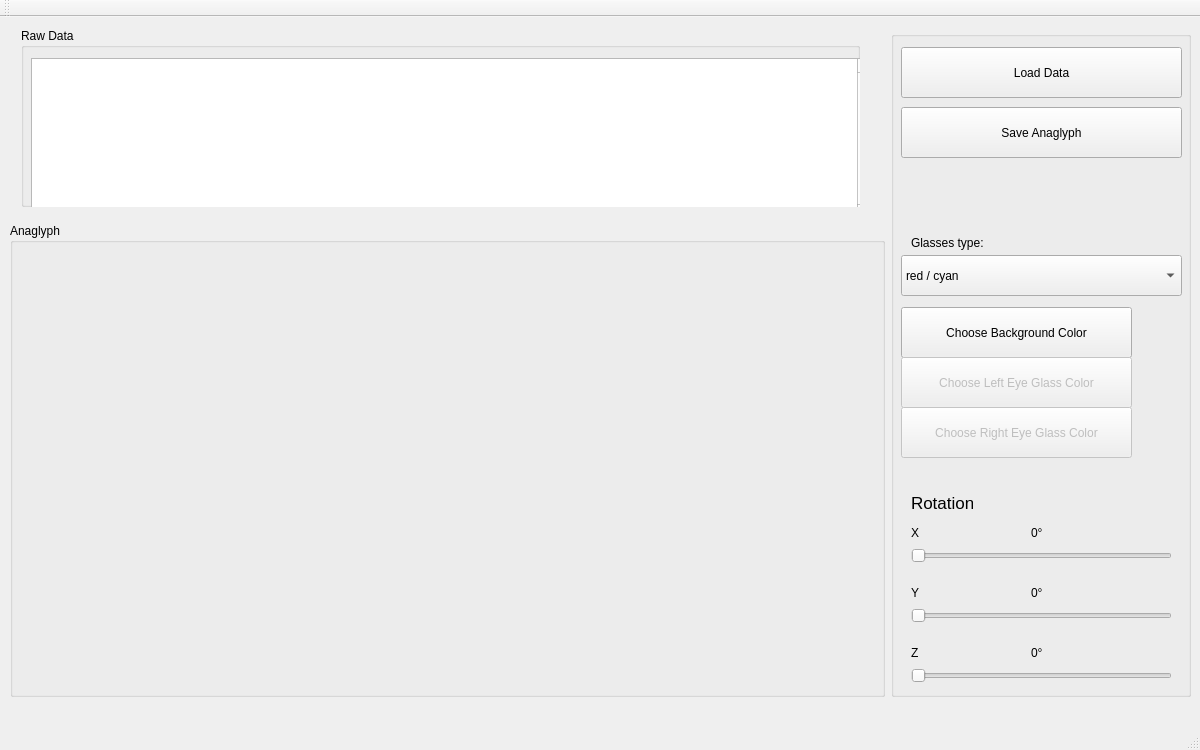
This is Qt-Anaglyph/mainwindow.ui in wrutkowski/Qt-Anaglyph as Qt 5 draws it before an edit. The edited form follows.
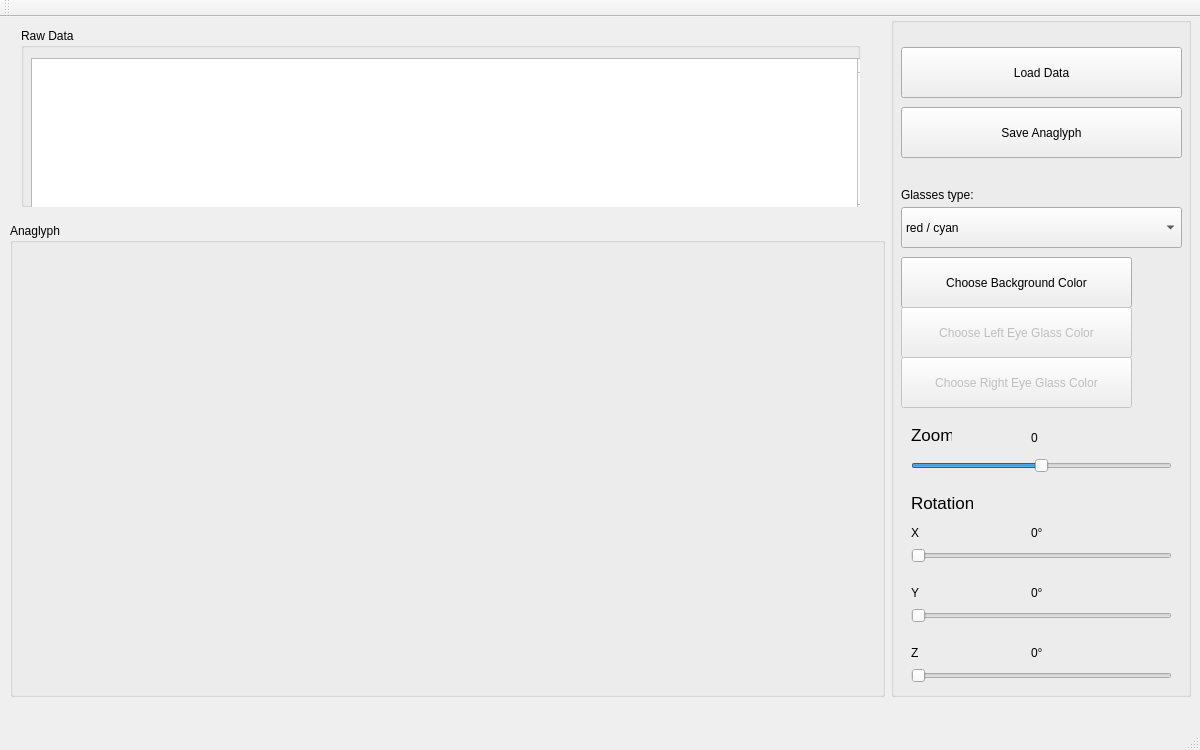
This is the edited form.

Commit message: zoom slider add

Diff of the .ui file:
```diff
--- a/Qt-Anaglyph/mainwindow.ui
+++ b/Qt-Anaglyph/mainwindow.ui
@@ -162,7 +162,7 @@
         </size>
        </property>
        <property name="title">
-        <string> </string>
+        <string/>
        </property>
        <property name="alignment">
         <set>Qt::AlignLeading|Qt::AlignLeft|Qt::AlignTop</set>
@@ -184,7 +184,7 @@
         <property name="geometry">
          <rect>
           <x>10</x>
-          <y>238</y>
+          <y>190</y>
           <width>281</width>
           <height>41</height>
          </rect>
@@ -216,8 +216,8 @@
        <widget class="QLabel" name="label_4">
         <property name="geometry">
          <rect>
-          <x>20</x>
-          <y>218</y>
+          <x>10</x>
+          <y>170</y>
           <width>101</width>
           <height>16</height>
          </rect>
@@ -233,7 +233,7 @@
         <property name="geometry">
          <rect>
           <x>10</x>
-          <y>290</y>
+          <y>240</y>
           <width>231</width>
           <height>51</height>
          </rect>
@@ -316,7 +316,7 @@
         <property name="geometry">
          <rect>
           <x>250</x>
-          <y>298</y>
+          <y>250</y>
           <width>31</width>
           <height>31</height>
          </rect>
@@ -446,7 +446,7 @@
         <property name="geometry">
          <rect>
           <x>250</x>
-          <y>348</y>
+          <y>300</y>
           <width>31</width>
           <height>31</height>
          </rect>
@@ -462,7 +462,7 @@
         <property name="geometry">
          <rect>
           <x>10</x>
-          <y>340</y>
+          <y>290</y>
           <width>231</width>
           <height>51</height>
          </rect>
@@ -478,7 +478,7 @@
         <property name="geometry">
          <rect>
           <x>250</x>
-          <y>398</y>
+          <y>350</y>
           <width>31</width>
           <height>31</height>
          </rect>
@@ -494,7 +494,7 @@
         <property name="geometry">
          <rect>
           <x>10</x>
-          <y>390</y>
+          <y>340</y>
           <width>231</width>
           <height>51</height>
          </rect>
@@ -503,6 +503,59 @@
          <string>Choose Right Eye Glass Color</string>
         </property>
        </widget>
+       <widget class="QSlider" name="horizontalSlider">
+        <property name="geometry">
+         <rect>
+          <x>20</x>
+          <y>438</y>
+          <width>261</width>
+          <height>22</height>
+         </rect>
+        </property>
+        <property name="minimum">
+         <number>-10</number>
+        </property>
+        <property name="maximum">
+         <number>10</number>
+        </property>
+        <property name="value">
+         <number>0</number>
+        </property>
+        <property name="orientation">
+         <enum>Qt::Horizontal</enum>
+        </property>
+       </widget>
+       <widget class="QLabel" name="label_2">
+        <property name="geometry">
+         <rect>
+          <x>20</x>
+          <y>410</y>
+          <width>41</width>
+          <height>16</height>
+         </rect>
+        </property>
+        <property name="font">
+         <font>
+          <pointsize>13</pointsize>
+         </font>
+        </property>
+        <property name="text">
+         <string>Zoom</string>
+        </property>
+       </widget>
+       <widget class="QLabel" name="labelZoom">
+        <property name="geometry">
+         <rect>
+          <x>140</x>
+          <y>410</y>
+          <width>21</width>
+          <height>21</height>
+         </rect>
+        </property>
+        <property name="text">
+         <string>0</string>
+        </property>
+       </widget>
       </widget>
      </item>
     </layout>
```
Left out of the diff: 4 changed lines with no effect on the pictures.
